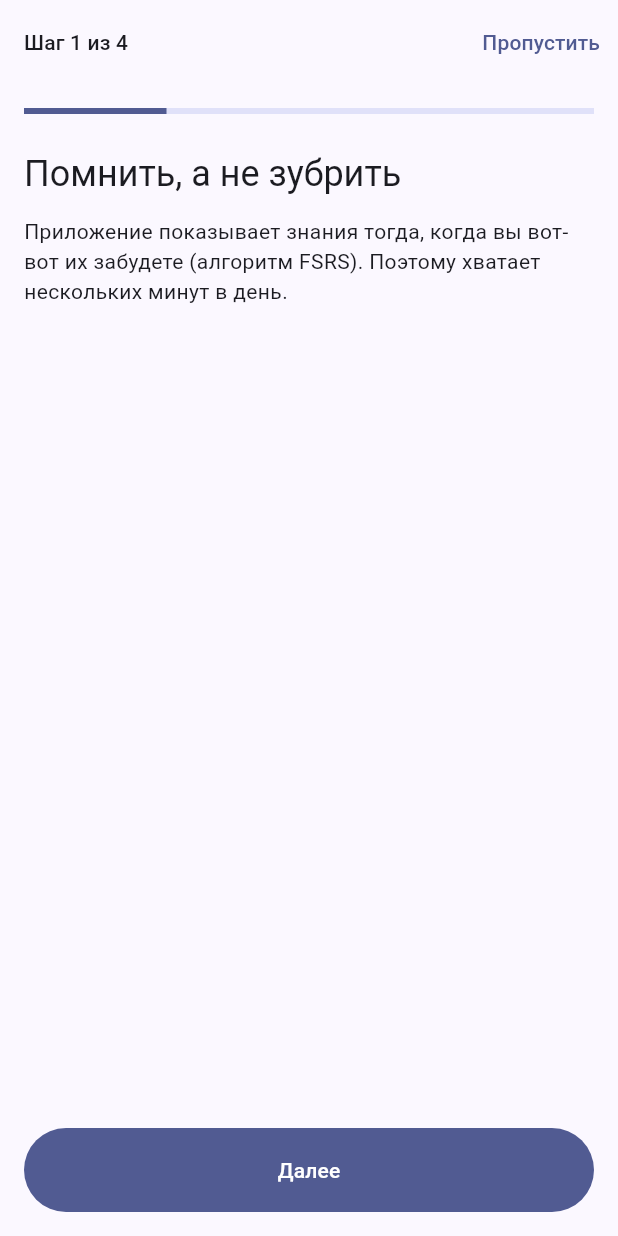
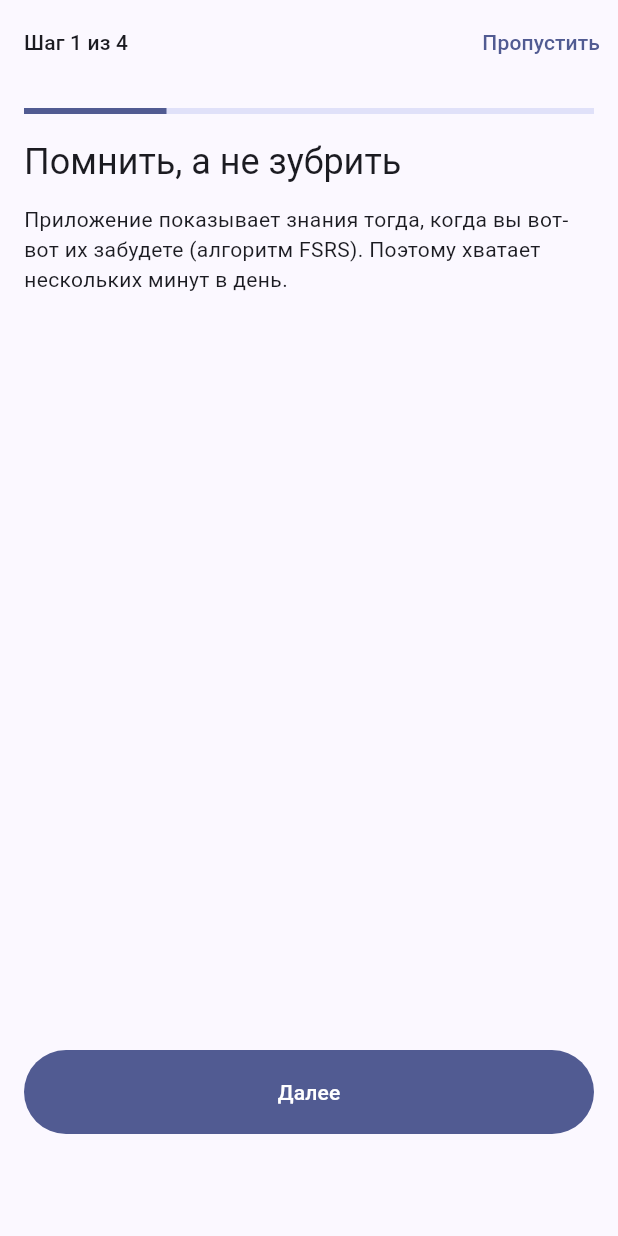
Before and after one commit to initely/mater-studorium, a Flutter app: the screen it shows after launch, on a phone screen of 412 x 824 dp. Run offline on Flutter 3.47's test engine with Material 3 defaults, Android fonts, the phone set to English and light mode, and no system bars; our stand-ins replace drift, drift_flutter, flutter_local_notifications, flutter_markdown_plus, flutter_riverpod, freezed_annotation and 4 more; accounts and stored records are empty; generated files the repository leaves out were written again.

Commit message:
Полировка: единая раскладка шагов онбординга (ADR-40)
Кнопки закреплены внизу на одних местах на всех шагах, место «Назад» на шаге 1 зарезервировано, содержимое шага прокручивается (маленький экран, поворот, шрифт 200%).

Co-Authored-By: Claude Sonnet 5.5 <noreply@anthropic.com>
Claude-Session: https://claude.ai/code/session_01Y6BVwBUVswPPvr4k3hXqXD

```diff
--- a/lib/features/onboarding/presentation/onboarding_screen.dart
+++ b/lib/features/onboarding/presentation/onboarding_screen.dart
@@ -84,6 +84,20 @@ class _OnboardingScreenState extends ConsumerState<OnboardingScreen> {
       _Step.deck => (l10n.onboardingDeckTitle, l10n.onboardingDeckBody),
     };
 
+    final header = [
+      Semantics(
+        header: true,
+        child: Text(
+          title,
+          key: const Key('onboarding-title'),
+          style: theme.textTheme.headlineSmall,
+        ),
+      ),
+      const SizedBox(height: 12),
+      Text(body, key: const Key('onboarding-body')),
+      const SizedBox(height: 16),
+    ];
+
     return Scaffold(
       appBar: AppBar(
         automaticallyImplyLeading: false,
@@ -112,28 +126,31 @@ class _OnboardingScreenState extends ConsumerState<OnboardingScreen> {
                 crossAxisAlignment: CrossAxisAlignment.stretch,
                 children: [
                   LinearProgressIndicator(value: (_step + 1) / steps.length),
-                  const SizedBox(height: 24),
-                  Semantics(
-                    header: true,
-                    child: Text(
-                      title,
-                      key: const Key('onboarding-title'),
-                      style: theme.textTheme.headlineSmall,
+                  const SizedBox(height: 16),
+                  // Всё содержимое шага прокручивается вместе: на маленьком
+                  // экране, в альбомной ориентации и при шрифте 200% ничего не
+                  // обрезается, а кнопки ниже не двигаются.
+                  Expanded(
+                    child: switch (current) {
+                      _Step.deck => _DeckChoice(header: header),
+                      _Step.reminder => SingleChildScrollView(
+                        child: Column(
+                          crossAxisAlignment: CrossAxisAlignment.stretch,
+                          children: [...header, const ReminderTiles()],
                         ),
                       ),
-                  const SizedBox(height: 12),
-                  Text(body, key: const Key('onboarding-body')),
-                  const SizedBox(height: 16),
-                  Expanded(
-                    child: switch (current) {
-                      _Step.deck => const _DeckChoice(),
-                      _Step.reminder => const SingleChildScrollView(
-                        child: ReminderTiles(),
+                      _ => SingleChildScrollView(
+                        child: Column(
+                          crossAxisAlignment: CrossAxisAlignment.stretch,
+                          children: header,
                         ),
-                      _ => const SizedBox.shrink(),
+                      ),
                     },
                   ),
                   const SizedBox(height: 8),
+                  // Кнопки закреплены внизу и на всех шагах стоят на одних
+                  // местах: основная выше, «Назад» под ней. На первом шаге
+                  // место «Назад» остаётся пустым, поэтому «Далее» не прыгает.
                   if (last)
                     FilledButton(
                       key: const Key('onboarding-finish'),
@@ -158,14 +175,20 @@ class _OnboardingScreenState extends ConsumerState<OnboardingScreen> {
                       onPressed: () => setState(() => _step++),
                       child: Text(l10n.onboardingNext),
                     ),
-                  if (_step > 0)
-                    TextButton(
+                  const SizedBox(height: 4),
+                  SizedBox(
+                    key: const Key('onboarding-back-slot'),
+                    height: 48,
+                    child: _step > 0
+                        ? TextButton(
                             key: const Key('onboarding-back'),
                             style: TextButton.styleFrom(
                               minimumSize: const Size(48, 48),
                             ),
                             onPressed: () => setState(() => _step--),
                             child: Text(l10n.onboardingBack),
+                          )
+                        : null,
                   ),
                 ],
               ),
@@ -179,7 +202,10 @@ class _OnboardingScreenState extends ConsumerState<OnboardingScreen> {
 
 /// Каталог колод с кнопками «Скачать» (тот же [DeckTile], что в «Колодах»).
 class _DeckChoice extends ConsumerWidget {
-  const _DeckChoice();
+  const _DeckChoice({required this.header});
+
+  /// Заголовок и текст шага: прокручиваются вместе со списком колод.
+  final List<Widget> header;
 
   @override
   Widget build(BuildContext context, WidgetRef ref) {
@@ -188,11 +214,11 @@ class _DeckChoice extends ConsumerWidget {
     final notifier = ref.read(catalogProvider.notifier);
     final entries = state.entries;
 
-    if (entries.isEmpty && state.loading) {
-      return const Center(child: CircularProgressIndicator());
-    }
     return ListView(
       children: [
+        ...header,
+        if (entries.isEmpty && state.loading)
+          const Center(child: CircularProgressIndicator()),
         if (state.listError case final error?)
           Column(
             key: const Key('onboarding-list-error'),
@@ -210,7 +236,7 @@ class _DeckChoice extends ConsumerWidget {
               ),
             ],
           ),
-        if (entries.isEmpty && state.listError == null)
+        if (entries.isEmpty && !state.loading && state.listError == null)
           Text(l10n.decksEmpty, key: const Key('onboarding-empty')),
         for (final entry in entries)
           DeckTile(
```
Also changed, not shown: 4 other files. Lines whose indentation alone changed are shown as unchanged.
